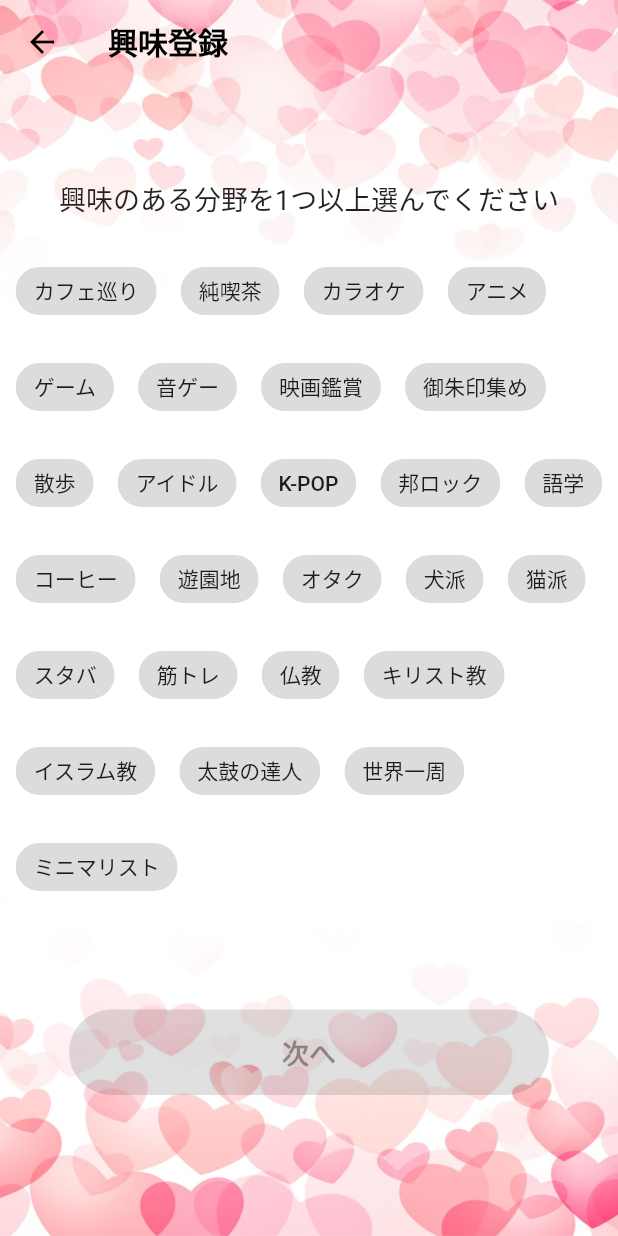
After one commit to HirotakaUchishiba/koibana.ai, a Flutter app: the RegisterInterestScreen screen opened directly, on a phone screen of 412 x 824 dp. The commit adds this screen. Run offline on Flutter 3.47's test engine with Material 2 defaults, Android fonts, the phone set to English and light mode, and no system bars; our stand-ins replace email_validator, flutter_riverpod, hooks_riverpod.

Commit message:
興味設定ページ作成

```diff
--- /dev/null
+++ b/client/lib/providers/user_interest_provider.dart
@@ -0,0 +1,5 @@
+import 'package:flutter_riverpod/flutter_riverpod.dart';
+
+final userInterestProvider = StateProvider<String>((ref) {
+  return '';
+});
--- /dev/null
+++ b/client/lib/screens/register_interest_screen/register_interest_screen.dart
@@ -0,0 +1,133 @@
+import 'package:flutter/material.dart';
+
+class RegisterInterestScreen extends StatefulWidget {
+  const RegisterInterestScreen({super.key});
+
+  @override
+  _RegisterInterestScreenState createState() => _RegisterInterestScreenState();
+}
+
+class _RegisterInterestScreenState extends State<RegisterInterestScreen> {
+  final List<String> _selectedInterests = [];
+
+  @override
+  Widget build(BuildContext context) {
+    return Scaffold(
+      extendBodyBehindAppBar: true,
+      appBar: AppBar(
+        title: const Text('興味登録',
+            style: TextStyle(
+                fontWeight: FontWeight.bold, color: Colors.black)),
+        iconTheme: const IconThemeData(color: Colors.black),
+        backgroundColor: Colors.transparent,
+        elevation: 0,
+      ),
+      body: Container(
+        decoration: const BoxDecoration(
+          image: DecorationImage(
+            image: AssetImage('images/background_image2.jpg'),
+            fit: BoxFit.fill,
+          ),
+        ),
+        child: Center(
+          child: Column(
+            mainAxisAlignment: MainAxisAlignment.center,
+            children: [
+              const SizedBox(
+                height: 40,
+              ),
+              const Padding(
+                padding: EdgeInsets.all(16.0),
+                child: Text(
+                  '興味のある分野を1つ以上選んでください',
+                  style: TextStyle(fontSize: 18),
+                ),
+              ),
+              Padding(
+                padding: const EdgeInsets.all(8.0),
+                child: Wrap(
+                  spacing: 16,
+                  runSpacing: 16,
+                  children: [
+                    for (final interest in [
+                      'カフェ巡り',
+                      '純喫茶',
+                      'カラオケ',
+                      'アニメ',
+                      'ゲーム',
+                      '音ゲー',
+                      '映画鑑賞',
+                      '御朱印集め',
+                      '散歩',
+                      'アイドル',
+                      'K-POP',
+                      '邦ロック',
+                      '語学',
+                      'コーヒー',
+                      '遊園地',
+                      'オタク',
+                      '犬派',
+                      '猫派',
+                      'スタバ',
+                      '筋トレ',
+                      '仏教',
+                      'キリスト教',
+                      'イスラム教',
+                      '太鼓の達人',
+                      '世界一周',
+                      'ミニマリスト',
+                    ])
+                      FilterChip(
+                        label: Text(interest),
+                        selected: _selectedInterests.contains(interest),
+                        onSelected: (selected) {
+                          setState(() {
+                            if (selected) {
+                              _selectedInterests.add(interest);
+                            } else {
+                              _selectedInterests.remove(interest);
+                            }
+                          });
+                        },
+                      ),
+                  ],
+                ),
+              ),
+              const SizedBox(height: 32),
+              Padding(
+                padding: const EdgeInsets.all(16.0),
+                child: Container(
+                  width: double.infinity,
+                  padding:
+                      const EdgeInsets.symmetric(horizontal: 30, vertical: 15),
+                  child: ElevatedButton(
+                    style: ElevatedButton.styleFrom(
+                      elevation: 0,
+                      foregroundColor: Colors.white,
+                      backgroundColor: const Color.fromARGB(255, 245, 130, 130),
+                      textStyle: const TextStyle(
+                        fontSize: 18,
+                        fontWeight: FontWeight.bold,
+                      ),
+                      padding: const EdgeInsets.symmetric(
+                          horizontal: 30, vertical: 15),
+                      shape: RoundedRectangleBorder(
+                        borderRadius: BorderRadius.circular(30),
+                      ),
+                    ),
+                    onPressed: _selectedInterests.isNotEmpty
+                        ? () {
+                            // Save interests to Firebase and navigate to next screen
+                          }
+                        : null,
+                    child: const Text('次へ'),
+                  ),
+                ),
+              ),
+            ],
+          ),
+        ),
+      ),
+    );
+  }
+}
--- a/client/lib/screens/register_sex_screen/register_sex_screen.dart
+++ b/client/lib/screens/register_sex_screen/register_sex_screen.dart
@@ -1,4 +1,5 @@
 import 'package:client/providers/user_sex_provider.dart';
+import 'package:client/screens/register_interest_screen/register_interest_screen.dart';
 import 'package:flutter/material.dart';
 import 'package:flutter_riverpod/flutter_riverpod.dart';
 
@@ -80,7 +81,16 @@ class RegisterSexScreen extends StatelessWidget {
                           borderRadius: BorderRadius.circular(30),
                         ),
                       ),
-                      onPressed: userSex != "" ? () {} : null,
+                      onPressed: userSex != ""
+                          ? () {
+                              Navigator.push(
+                                context,
+                                MaterialPageRoute(
+                                    builder: (context) =>
+                                        RegisterInterestScreen()),
+                              );
+                            }
+                          : null,
                       child: const Text('次へ'),
                     ),
                   ),
```
